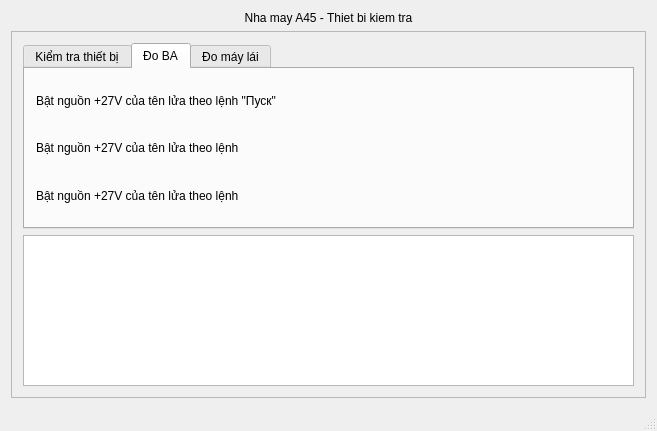
This is mainwindow.ui in kimphg/RapsPiA45 as Qt 5 draws it before an edit. The edited form follows.
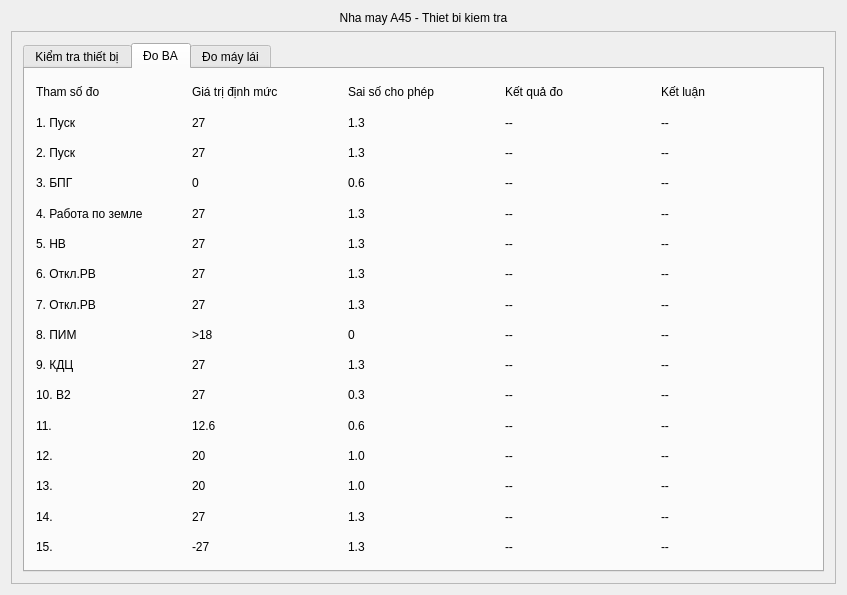
This is the edited form. The open tabs and pages were chosen to show the change.

What changed in the file:
```diff
--- a/mainwindow.ui
+++ b/mainwindow.ui
@@ -6,8 +6,8 @@
    <rect>
     <x>0</x>
     <y>0</y>
-    <width>657</width>
-    <height>431</height>
+    <width>847</width>
+    <height>595</height>
    </rect>
   </property>
   <property name="windowTitle">
@@ -24,7 +24,7 @@
        <enum>QFrame::Raised</enum>
       </property>
       <layout class="QGridLayout" name="gridLayout_2">
-       <item row="0" column="0">
+       <item row="1" column="0">
         <widget class="QTabWidget" name="tabWidget">
          <property name="currentIndex">
           <number>2</number>
@@ -132,6 +132,16 @@
              </item>
             </layout>
            </item>
+           <item row="2" column="0">
+            <widget class="QTextBrowser" name="textBrowser">
+             <property name="maximumSize">
+              <size>
+               <width>16777215</width>
+               <height>100</height>
+              </size>
+             </property>
+            </widget>
+           </item>
           </layout>
          </widget>
          <widget class="QWidget" name="tab_2">
@@ -139,24 +149,563 @@
            <string>Đo BA</string>
           </attribute>
           <layout class="QGridLayout" name="gridLayout_3">
+           <item row="5" column="3">
+            <widget class="QLabel" name="label_110">
+             <property name="text">
+              <string>--</string>
+             </property>
+            </widget>
+           </item>
+           <item row="4" column="3">
+            <widget class="QLabel" name="label_111">
+             <property name="text">
+              <string>--</string>
+             </property>
+            </widget>
+           </item>
+           <item row="3" column="3">
+            <widget class="QLabel" name="label_112">
+             <property name="text">
+              <string>--</string>
+             </property>
+            </widget>
+           </item>
+           <item row="2" column="3">
+            <widget class="QLabel" name="label_113">
+             <property name="text">
+              <string>--</string>
+             </property>
+            </widget>
+           </item>
+           <item row="10" column="2">
+            <widget class="QLabel" name="label_85">
+             <property name="text">
+              <string>0.3</string>
+             </property>
+            </widget>
+           </item>
+           <item row="10" column="1">
+            <widget class="QLabel" name="label_84">
+             <property name="text">
+              <string>27</string>
+             </property>
+            </widget>
+           </item>
+           <item row="10" column="3">
+            <widget class="QLabel" name="label_86">
+             <property name="text">
+              <string>--</string>
+             </property>
+            </widget>
+           </item>
+           <item row="9" column="2">
+            <widget class="QLabel" name="label_93">
+             <property name="text">
+              <string>1.3</string>
+             </property>
+            </widget>
+           </item>
+           <item row="16" column="2">
+            <widget class="QLabel" name="label_105">
+             <property name="text">
+              <string>1.3</string>
+             </property>
+            </widget>
+           </item>
+           <item row="1" column="3">
+            <widget class="QLabel" name="label_114">
+             <property name="text">
+              <string>--</string>
+             </property>
+            </widget>
+           </item>
+           <item row="12" column="3">
+            <widget class="QLabel" name="label_115">
+             <property name="text">
+              <string>--</string>
+             </property>
+            </widget>
+           </item>
+           <item row="15" column="1">
+            <widget class="QLabel" name="label_91">
+             <property name="text">
+              <string>27</string>
+             </property>
+            </widget>
+           </item>
+           <item row="5" column="2">
+            <widget class="QLabel" name="label_96">
+             <property name="text">
+              <string>1.3</string>
+             </property>
+            </widget>
+           </item>
+           <item row="14" column="1">
+            <widget class="QLabel" name="label_90">
+             <property name="text">
+              <string>20</string>
+             </property>
+            </widget>
+           </item>
+           <item row="13" column="3">
+            <widget class="QLabel" name="label_116">
+             <property name="text">
+              <string>--</string>
+             </property>
+            </widget>
+           </item>
+           <item row="9" column="3">
+            <widget class="QLabel" name="label_106">
+             <property name="text">
+              <string>--</string>
+             </property>
+            </widget>
+           </item>
+           <item row="8" column="3">
+            <widget class="QLabel" name="label_107">
+             <property name="text">
+              <string>--</string>
+             </property>
+            </widget>
+           </item>
+           <item row="7" column="2">
+            <widget class="QLabel" name="label_94">
+             <property name="text">
+              <string>1.3</string>
+             </property>
+            </widget>
+           </item>
+           <item row="14" column="3">
+            <widget class="QLabel" name="label_117">
+             <property name="text">
+              <string>--</string>
+             </property>
+            </widget>
+           </item>
+           <item row="6" column="3">
+            <widget class="QLabel" name="label_109">
+             <property name="text">
+              <string>--</string>
+             </property>
+            </widget>
+           </item>
+           <item row="7" column="3">
+            <widget class="QLabel" name="label_108">
+             <property name="text">
+              <string>--</string>
+             </property>
+            </widget>
+           </item>
            <item row="0" column="0">
+            <widget class="QLabel" name="label_31">
+             <property name="text">
+              <string>Tham số đo</string>
+             </property>
+            </widget>
+           </item>
+           <item row="13" column="1">
+            <widget class="QLabel" name="label_88">
+             <property name="text">
+              <string>20</string>
+             </property>
+            </widget>
+           </item>
+           <item row="6" column="2">
+            <widget class="QLabel" name="label_95">
+             <property name="text">
+              <string>1.3</string>
+             </property>
+            </widget>
+           </item>
+           <item row="9" column="1">
+            <widget class="QLabel" name="label_87">
+             <property name="text">
+              <string>27</string>
+             </property>
+            </widget>
+           </item>
+           <item row="12" column="1">
+            <widget class="QLabel" name="label_89">
+             <property name="text">
+              <string>12.6</string>
+             </property>
+            </widget>
+           </item>
+           <item row="16" column="1">
+            <widget class="QLabel" name="label_92">
+             <property name="text">
+              <string>-27</string>
+             </property>
+            </widget>
+           </item>
+           <item row="2" column="0">
+            <widget class="QLabel" name="label_18">
+             <property name="text">
+              <string>2. Пуск</string>
+             </property>
+            </widget>
+           </item>
+           <item row="1" column="1">
+            <widget class="QLabel" name="label_30">
+             <property name="text">
+              <string>27</string>
+             </property>
+            </widget>
+           </item>
+           <item row="3" column="0">
+            <widget class="QLabel" name="label_19">
+             <property name="text">
+              <string>3. БПГ </string>
+             </property>
+            </widget>
+           </item>
+           <item row="0" column="1">
+            <widget class="QLabel" name="label_32">
+             <property name="text">
+              <string>Giá trị định mức</string>
+             </property>
+            </widget>
+           </item>
+           <item row="6" column="0">
+            <widget class="QLabel" name="label_20">
+             <property name="text">
+              <string>6. Откл.РВ</string>
+             </property>
+            </widget>
+           </item>
+           <item row="7" column="0">
+            <widget class="QLabel" name="label_21">
+             <property name="text">
+              <string>7. Откл.РВ</string>
+             </property>
+            </widget>
+           </item>
+           <item row="8" column="2">
+            <widget class="QLabel" name="label_42">
+             <property name="text">
+              <string>0</string>
+             </property>
+            </widget>
+           </item>
+           <item row="2" column="1">
+            <widget class="QLabel" name="label_35">
+             <property name="text">
+              <string>27</string>
+             </property>
+            </widget>
+           </item>
+           <item row="8" column="0">
+            <widget class="QLabel" name="label_22">
+             <property name="text">
+              <string>8. ПИМ</string>
+             </property>
+            </widget>
+           </item>
+           <item row="9" column="0">
+            <widget class="QLabel" name="label_23">
+             <property name="text">
+              <string>9. КДЦ </string>
+             </property>
+            </widget>
+           </item>
+           <item row="10" column="0">
+            <widget class="QLabel" name="label_24">
+             <property name="text">
+              <string>10. B2</string>
+             </property>
+            </widget>
+           </item>
+           <item row="1" column="0">
             <widget class="QLabel" name="label_3">
              <property name="text">
-              <string>Bật nguồn +27V của tên lửa theo lệnh &quot;Пуск&quot;</string>
+              <string>1. Пуск</string>
              </property>
             </widget>
            </item>
-           <item row="1" column="0">
+           <item row="4" column="0">
             <widget class="QLabel" name="label_4">
              <property name="text">
-              <string>Bật nguồn +27V của tên lửa theo lệnh </string>
+              <string>4. Работа по земле</string>
              </property>
             </widget>
            </item>
-           <item row="2" column="0">
+           <item row="5" column="0">
             <widget class="QLabel" name="label_5">
              <property name="text">
-              <string>Bật nguồn +27V của tên lửa theo lệnh </string>
+              <string>5. HB</string>
+             </property>
+            </widget>
+           </item>
+           <item row="16" column="0">
+            <widget class="QLabel" name="label_29">
+             <property name="text">
+              <string>15. </string>
+             </property>
+            </widget>
+           </item>
+           <item row="14" column="0">
+            <widget class="QLabel" name="label_27">
+             <property name="text">
+              <string>13. </string>
+             </property>
+            </widget>
+           </item>
+           <item row="15" column="0">
+            <widget class="QLabel" name="label_28">
+             <property name="text">
+              <string>14. </string>
+             </property>
+            </widget>
+           </item>
+           <item row="13" column="0">
+            <widget class="QLabel" name="label_26">
+             <property name="text">
+              <string>12. </string>
+             </property>
+            </widget>
+           </item>
+           <item row="12" column="0">
+            <widget class="QLabel" name="label_25">
+             <property name="text">
+              <string>11. </string>
+             </property>
+            </widget>
+           </item>
+           <item row="12" column="2">
+            <widget class="QLabel" name="label_101">
+             <property name="text">
+              <string>0.6</string>
+             </property>
+            </widget>
+           </item>
+           <item row="13" column="2">
+            <widget class="QLabel" name="label_102">
+             <property name="text">
+              <string>1.0</string>
+             </property>
+            </widget>
+           </item>
+           <item row="14" column="2">
+            <widget class="QLabel" name="label_103">
+             <property name="text">
+              <string>1.0</string>
+             </property>
+            </widget>
+           </item>
+           <item row="15" column="2">
+            <widget class="QLabel" name="label_104">
+             <property name="text">
+              <string>1.3</string>
+             </property>
+            </widget>
+           </item>
+           <item row="4" column="2">
+            <widget class="QLabel" name="label_97">
+             <property name="text">
+              <string>1.3</string>
+             </property>
+            </widget>
+           </item>
+           <item row="3" column="2">
+            <widget class="QLabel" name="label_98">
+             <property name="text">
+              <string>0.6</string>
+             </property>
+            </widget>
+           </item>
+           <item row="2" column="2">
+            <widget class="QLabel" name="label_99">
+             <property name="text">
+              <string>1.3</string>
+             </property>
+            </widget>
+           </item>
+           <item row="1" column="2">
+            <widget class="QLabel" name="label_100">
+             <property name="text">
+              <string>1.3</string>
+             </property>
+            </widget>
+           </item>
+           <item row="0" column="2">
+            <widget class="QLabel" name="label_33">
+             <property name="text">
+              <string>Sai số cho phép</string>
+             </property>
+            </widget>
+           </item>
+           <item row="0" column="3">
+            <widget class="QLabel" name="label_34">
+             <property name="text">
+              <string>Kết quả đo</string>
+             </property>
+            </widget>
+           </item>
+           <item row="3" column="1">
+            <widget class="QLabel" name="label_36">
+             <property name="text">
+              <string>0</string>
+             </property>
+            </widget>
+           </item>
+           <item row="4" column="1">
+            <widget class="QLabel" name="label_37">
+             <property name="text">
+              <string>27</string>
+             </property>
+            </widget>
+           </item>
+           <item row="5" column="1">
+            <widget class="QLabel" name="label_38">
+             <property name="text">
+              <string>27</string>
+             </property>
+            </widget>
+           </item>
+           <item row="6" column="1">
+            <widget class="QLabel" name="label_39">
+             <property name="text">
+              <string>27</string>
+             </property>
+            </widget>
+           </item>
+           <item row="7" column="1">
+            <widget class="QLabel" name="label_40">
+             <property name="text">
+              <string>27</string>
+             </property>
+            </widget>
+           </item>
+           <item row="8" column="1">
+            <widget class="QLabel" name="label_41">
+             <property name="text">
+              <string>&gt;18</string>
+             </property>
+            </widget>
+           </item>
+           <item row="15" column="3">
+            <widget class="QLabel" name="label_118">
+             <property name="text">
+              <string>--</string>
+             </property>
+            </widget>
+           </item>
+           <item row="16" column="3">
+            <widget class="QLabel" name="label_119">
+             <property name="text">
+              <string>--</string>
+             </property>
+            </widget>
+           </item>
+           <item row="0" column="4">
+            <widget class="QLabel" name="label_120">
+             <property name="text">
+              <string>Kết luận</string>
+             </property>
+            </widget>
+           </item>
+           <item row="1" column="4">
+            <widget class="QLabel" name="label_121">
+             <property name="text">
+              <string>--</string>
+             </property>
+            </widget>
+           </item>
+           <item row="2" column="4">
+            <widget class="QLabel" name="label_122">
+             <property name="text">
+              <string>--</string>
+             </property>
+            </widget>
+           </item>
+           <item row="3" column="4">
+            <widget class="QLabel" name="label_123">
+             <property name="text">
+              <string>--</string>
+             </property>
+            </widget>
+           </item>
+           <item row="4" column="4">
+            <widget class="QLabel" name="label_124">
+             <property name="text">
+              <string>--</string>
+             </property>
+            </widget>
+           </item>
+           <item row="5" column="4">
+            <widget class="QLabel" name="label_125">
+             <property name="text">
+              <string>--</string>
+             </property>
+            </widget>
+           </item>
+           <item row="6" column="4">
+            <widget class="QLabel" name="label_126">
+             <property name="text">
+              <string>--</string>
+             </property>
+            </widget>
+           </item>
+           <item row="7" column="4">
+            <widget class="QLabel" name="label_127">
+             <property name="text">
+              <string>--</string>
+             </property>
+            </widget>
+           </item>
+           <item row="8" column="4">
+            <widget class="QLabel" name="label_128">
+             <property name="text">
+              <string>--</string>
+             </property>
+            </widget>
+           </item>
+           <item row="9" column="4">
+            <widget class="QLabel" name="label_129">
+             <property name="text">
+              <string>--</string>
+             </property>
+            </widget>
+           </item>
+           <item row="10" column="4">
+            <widget class="QLabel" name="label_130">
+             <property name="text">
+              <string>--</string>
+             </property>
+            </widget>
+           </item>
+           <item row="12" column="4">
+            <widget class="QLabel" name="label_131">
+             <property name="text">
+              <string>--</string>
+             </property>
+            </widget>
+           </item>
+           <item row="13" column="4">
+            <widget class="QLabel" name="label_132">
+             <property name="text">
+              <string>--</string>
+             </property>
+            </widget>
+           </item>
+           <item row="14" column="4">
+            <widget class="QLabel" name="label_133">
+             <property name="text">
+              <string>--</string>
+             </property>
+            </widget>
+           </item>
+           <item row="15" column="4">
+            <widget class="QLabel" name="label_134">
+             <property name="text">
+              <string>--</string>
+             </property>
+            </widget>
+           </item>
+           <item row="16" column="4">
+            <widget class="QLabel" name="label_135">
+             <property name="text">
+              <string>--</string>
              </property>
             </widget>
            </item>
@@ -169,9 +718,6 @@
          </widget>
         </widget>
        </item>
-       <item row="1" column="0">
-        <widget class="QTextBrowser" name="textBrowser"/>
-       </item>
       </layout>
      </widget>
     </item>
@@ -193,7 +739,6 @@
     </item>
    </layout>
   </widget>
-  <widget class="QStatusBar" name="statusBar"/>
  </widget>
  <layoutdefault spacing="6" margin="11"/>
  <resources/>
```
